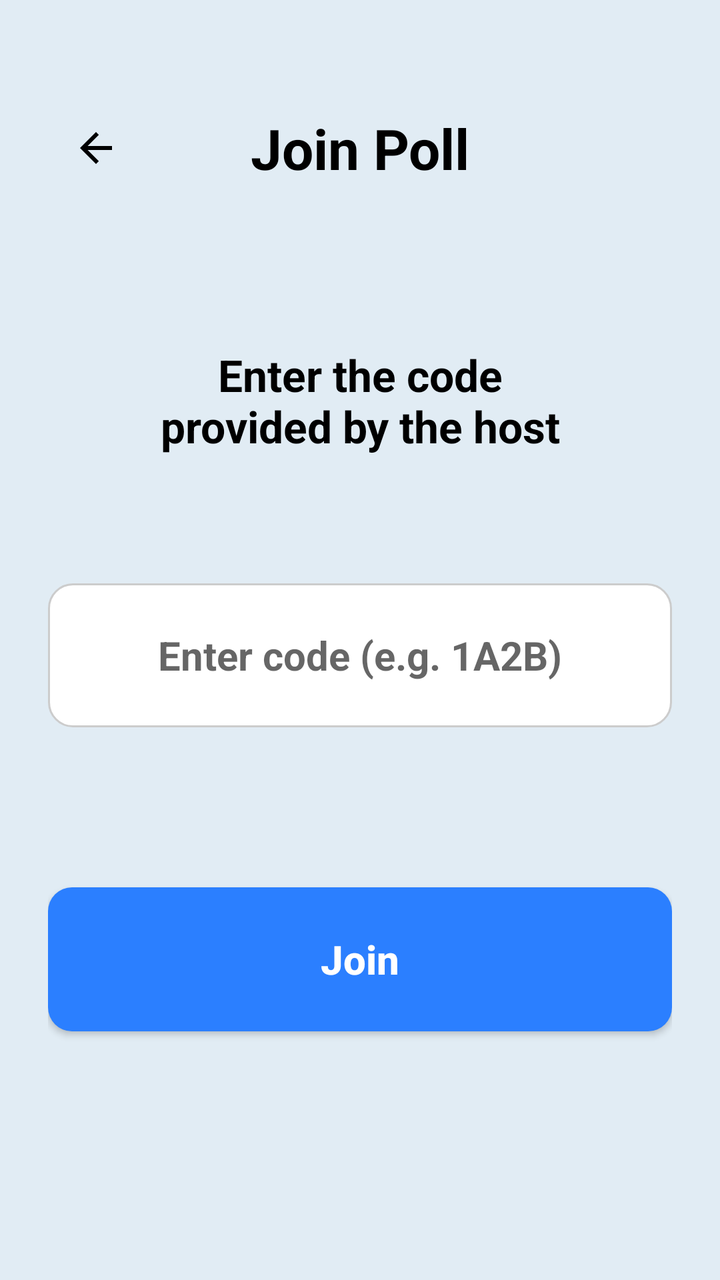
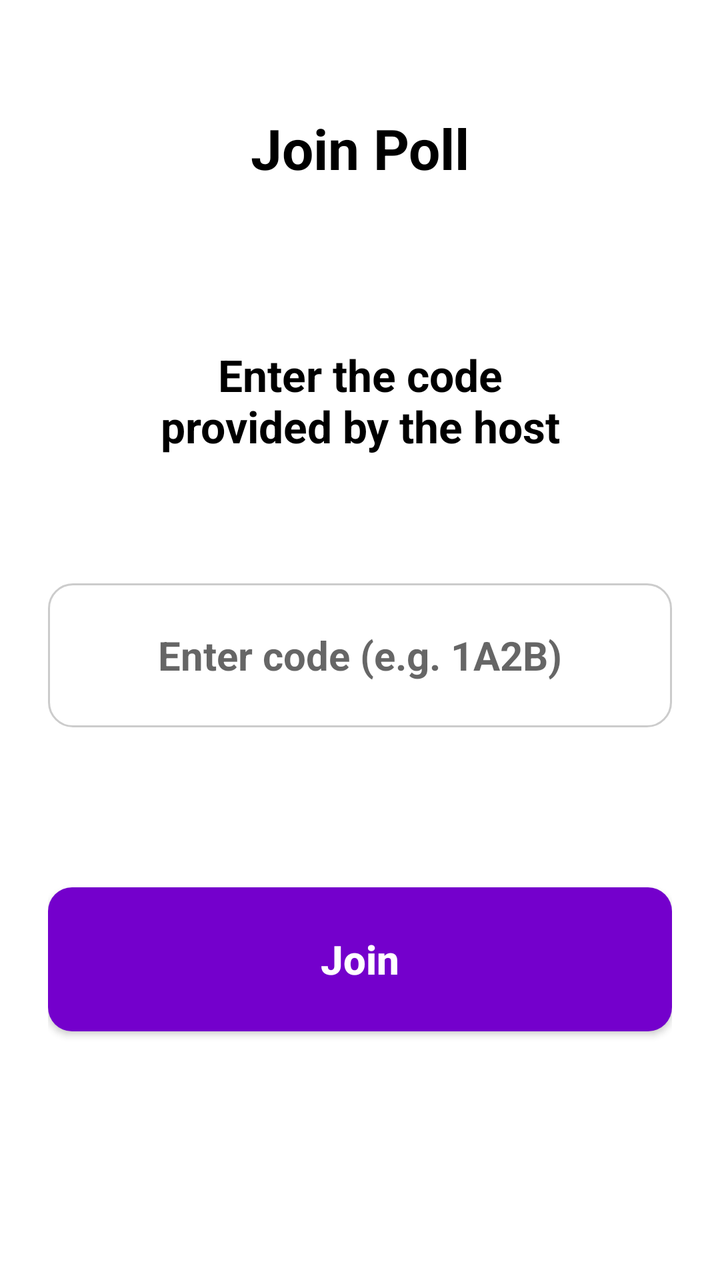

Before-and-after screenshots of an Android layout around one commit, followed by the original layout XML and the change that was made.
<!-- AndroidManifest.xml: application theme Theme.LuminaPoll -->
<!-- res/layout/poll_activity_enter_code.xml -->
<?xml version="1.0" encoding="utf-8"?>
<ScrollView xmlns:android="http://schemas.android.com/apk/res/android"
    xmlns:app="http://schemas.android.com/apk/res-auto"
    xmlns:tools="http://schemas.android.com/tools"
    android:layout_width="match_parent"
    android:layout_height="match_parent"
    android:background="#E1ECF4"
    android:fillViewport="true">

    <androidx.constraintlayout.widget.ConstraintLayout
        android:id="@+id/root_layout"
        android:layout_width="match_parent"
        android:layout_height="wrap_content"
        android:paddingHorizontal="@dimen/margin_horizontal"
        android:paddingTop="@dimen/margin_top"
        android:paddingBottom="32dp">

        <ImageView
            android:id="@+id/btn_back"
            android:layout_width="48dp"
            android:layout_height="48dp"
            android:padding="12dp"
            android:src="@drawable/back_arrow"
            app:layout_constraintStart_toStartOf="parent"
            app:layout_constraintTop_toTopOf="parent"
            tools:ignore="ContentDescription" />

        <TextView
            android:id="@+id/tv_title"
            android:layout_width="wrap_content"
            android:layout_height="wrap_content"
            android:text="@string/join_poll_title"
            android:textColor="@color/black"
            android:textSize="28sp"
            android:textStyle="bold"
            app:layout_constraintBottom_toBottomOf="@id/btn_back"
            app:layout_constraintEnd_toEndOf="parent"
            app:layout_constraintStart_toStartOf="parent"
            app:layout_constraintTop_toTopOf="@id/btn_back" />

        <TextView
            android:id="@+id/tv_enter_desc"
            android:layout_width="wrap_content"
            android:layout_height="wrap_content"
            android:layout_marginTop="80dp"
            android:gravity="center"
            android:text="@string/enter_code_hint"
            android:textColor="@color/black"
            android:textSize="22sp"
            android:textStyle="bold"
            app:layout_constraintEnd_toEndOf="parent"
            app:layout_constraintStart_toStartOf="parent"
            app:layout_constraintTop_toBottomOf="@id/tv_title" />

        <EditText
            android:id="@+id/et_poll_code"
            android:layout_width="0dp"
            android:layout_height="72dp"
            android:layout_marginTop="64dp"
            android:background="@drawable/bg_edittext"
            android:gravity="center"
            android:hint="@string/enter_code_hint_placeholder"
            android:inputType="textCapCharacters"
            android:maxLength="4"
            android:textColor="@color/black"
            android:textSize="20sp"
            android:textStyle="bold"
            app:layout_constraintEnd_toEndOf="parent"
            app:layout_constraintStart_toStartOf="parent"
            app:layout_constraintTop_toBottomOf="@id/tv_enter_desc"
            tools:ignore="Autofill" />

        <Button
            android:id="@+id/btn_join_poll"
            android:layout_width="0dp"
            android:layout_height="72dp"
            android:layout_marginTop="80dp"
            android:background="@drawable/bg_button"
            android:text="@string/join_button"
            android:textAllCaps="false"
            android:textColor="@color/white"
            android:textSize="20sp"
            android:textStyle="bold"
            app:backgroundTint="@color/card_blue"
            app:layout_constraintEnd_toEndOf="parent"
            app:layout_constraintStart_toStartOf="parent"
            app:layout_constraintTop_toBottomOf="@id/et_poll_code" />

        <ProgressBar
            android:id="@+id/pb_joining"
            android:layout_width="wrap_content"
            android:layout_height="wrap_content"
            android:layout_marginTop="16dp"
            android:visibility="gone"
            app:layout_constraintEnd_toEndOf="parent"
            app:layout_constraintStart_toStartOf="parent"
            app:layout_constraintTop_toBottomOf="@id/btn_join_poll" />

    </androidx.constraintlayout.widget.ConstraintLayout>
</ScrollView>
<!-- resources referenced by this layout -->
<resources>
  <color name="black">#FF000000</color>
  <color name="card_blue">@color/color_l200</color>
  <color name="white">#FFFFFFFF</color>
  <dimen name="margin_horizontal">24dp</dimen>
  <dimen name="margin_top">50dp</dimen>
  <!-- drawable back_arrow (drawable) -->
  <vector xmlns:android="http://schemas.android.com/apk/res/android"
      android:width="24dp"
      android:height="24dp"
      android:viewportWidth="24"
      android:viewportHeight="24"
      android:tint="#000000">
      <path
          android:fillColor="@android:color/white"
          android:pathData="M20,11H7.83l5.59,-5.59L12,4l-8,8 8,8 1.41,-1.41L7.83,13H20v-2z"/>
  </vector>
  <!-- drawable bg_button (drawable) -->
  <?xml version="1.0" encoding="utf-8"?>
  <shape xmlns:android="http://schemas.android.com/apk/res/android">
      <solid android:color="@color/login_btn" />
      <corners android:radius="12dp" />
  </shape>
  <!-- drawable bg_edittext (drawable) -->
  <?xml version="1.0" encoding="utf-8"?>
  <shape xmlns:android="http://schemas.android.com/apk/res/android">
      <solid android:color="@color/white" />
      <corners android:radius="12dp" />
      <stroke android:width="1dp" android:color="#CCCCCC" />
  </shape>
  <string name="enter_code_hint">Enter the code\nprovided by the host</string>
  <string name="enter_code_hint_placeholder">Enter code (e.g. 1A2B)</string>
  <string name="join_button">Join</string>
  <string name="join_poll_title">Join Poll</string>
  <style name="Theme.LuminaPoll" parent="Theme.AppCompat.DayNight.NoActionBar">
          <item name="colorPrimary">@color/primary_purple</item>
          <item name="android:statusBarColor">@android:color/transparent</item>
          <item name="android:navigationBarColor">@android:color/transparent</item>
      </style>
  <color name="color_l200">#2B7FFF</color>
  <color name="login_btn">@color/color_v300</color>
  <color name="primary_purple">@color/color_v300</color>
  <color name="color_v300">#7400CC</color>
</resources>

<!-- the commit's change to res/layout/poll_activity_enter_code.xml (unified diff, before → after) -->
@@ -4,7 +4,7 @@
     xmlns:tools="http://schemas.android.com/tools"
     android:layout_width="match_parent"
     android:layout_height="match_parent"
-    android:background="#E1ECF4"
+    android:background="?attr/colorModeBackground"
     android:fillViewport="true">
 
     <androidx.constraintlayout.widget.ConstraintLayout
@@ -21,6 +21,7 @@
             android:layout_height="48dp"
             android:padding="12dp"
             android:src="@drawable/back_arrow"
+            app:tint="?attr/colorModePrimary"
             app:layout_constraintStart_toStartOf="parent"
             app:layout_constraintTop_toTopOf="parent"
             tools:ignore="ContentDescription" />
@@ -81,7 +82,7 @@
             android:textColor="@color/white"
             android:textSize="20sp"
             android:textStyle="bold"
-            app:backgroundTint="@color/card_blue"
+            app:backgroundTint="?attr/colorModePrimary"
             app:layout_constraintEnd_toEndOf="parent"
             app:layout_constraintStart_toStartOf="parent"
             app:layout_constraintTop_toBottomOf="@id/et_poll_code" />
<!-- resource entries referenced after the edit -->
@@ -1,7 +1,6 @@
 <!-- resources referenced by this layout -->
 <resources>
   <color name="black">#FF000000</color>
-  <color name="card_blue">@color/color_l200</color>
   <color name="white">#FFFFFFFF</color>
   <dimen name="margin_horizontal">24dp</dimen>
   <dimen name="margin_top">50dp</dimen>
@@ -34,13 +33,16 @@
   <string name="join_button">Join</string>
   <string name="join_poll_title">Join Poll</string>
   <style name="Theme.LuminaPoll" parent="Theme.AppCompat.DayNight.NoActionBar">
-          <item name="colorPrimary">@color/primary_purple</item>
+          <item name="colorPrimary">?attr/colorModePrimary</item>
           <item name="android:statusBarColor">@android:color/transparent</item>
           <item name="android:navigationBarColor">@android:color/transparent</item>
+          <item name="android:windowBackground">?attr/colorModeBackground</item>
+          
+          
+          <item name="colorModeSecondary">@color/white</item>
+          <item name="colorModeButtonText">@color/white</item>
       </style>
-  <color name="color_l200">#2B7FFF</color>
   <color name="login_btn">@color/color_v300</color>
-  <color name="primary_purple">@color/color_v300</color>
   <color name="color_v300">#7400CC</color>
 </resources>
 
